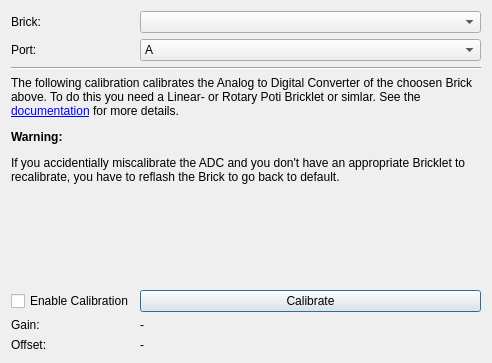
Old version of the form src/brickv/ui/advanced.ui in the repository Tinkerforge/brickv.
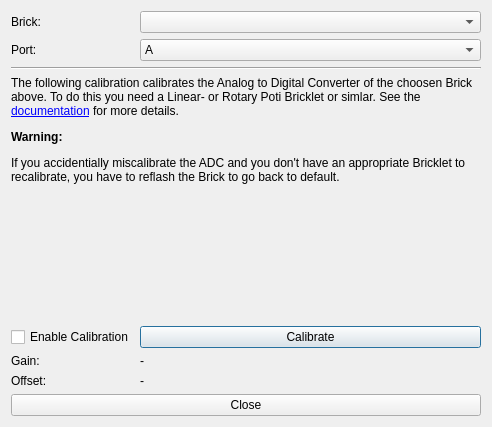
New version of the form.

Commit message:
Ensure that all QDialogs have a close button
Some window manager doen't provide a close button as part of the window
decoration for dialogs.

```diff
--- a/src/brickv/ui/advanced.ui
+++ b/src/brickv/ui/advanced.ui
@@ -7,7 +7,7 @@
     <x>0</x>
     <y>0</y>
     <width>492</width>
-    <height>363</height>
+    <height>427</height>
    </rect>
   </property>
   <property name="windowTitle">
@@ -147,6 +147,13 @@
        </property>
       </widget>
      </item>
+     <item row="7" column="0" colspan="2">
+      <widget class="QPushButton" name="button_close">
+       <property name="text">
+        <string>Close</string>
+       </property>
+      </widget>
+     </item>
     </layout>
    </item>
   </layout>
```
The commit also changes 26 other files.
